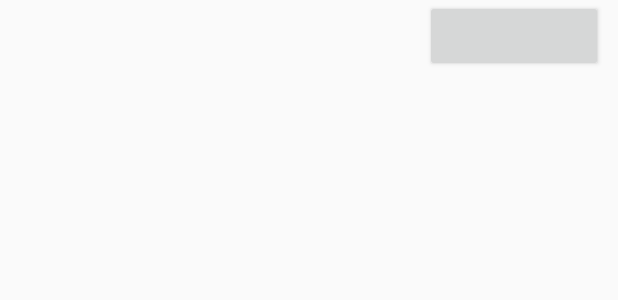
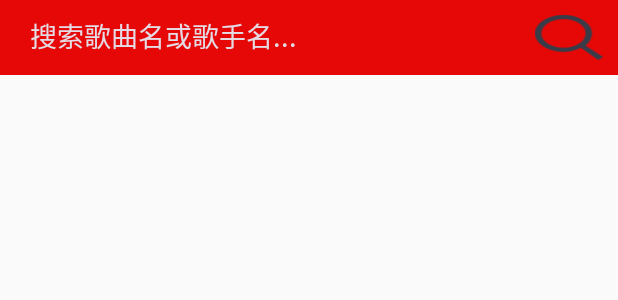
Before and after one commit to buxinqiufeng/MusicShare, an Android app: the layout main_online_music_fragment.xml on its own in the app's theme, with its tools: preview values and no code run, on a phone screen of 412 x 824 dp. Shown: the top 300 px of the screen. Run offline under Robolectric (Android 15) with nearby library versions, the light colour scheme and no system bars.

```diff
--- a/MediaShare/app/src/main/java/com/sheldon/mediashare/Common.java
+++ b/MediaShare/app/src/main/java/com/sheldon/mediashare/Common.java
@@ -15,6 +15,8 @@ import java.util.List;
 public class Common {
     public static final String ACTION_START_ALLINONE = "android.sheldon.mediashare.action.START_ALLINONE";
     public static final int MIN_MUSIC_SIZE = 1000*1000;//设置最小歌曲大小为1M.
+
+    public static final boolean MOCK_MODE = true;
 
     public static Intent generateIntentForService(Context context, String action) {
         Intent intent = new Intent();
--- a/MediaShare/app/src/main/res/layout/main_online_music_fragment.xml
+++ b/MediaShare/app/src/main/res/layout/main_online_music_fragment.xml
@@ -7,21 +7,37 @@
         <LinearLayout
             android:layout_width="match_parent"
             android:layout_height="wrap_content"
-            android:layout_marginLeft="10dp"
-            android:layout_marginRight="10dp">
-                <TextView
+            android:background="@color/colorRed">
+                <EditText
                     android:id="@+id/tv_online_search"
                     android:layout_width="wrap_content"
                     android:layout_height="wrap_content"
+                    android:hint="@string/online_search_box_hint"
+                    android:textColor="@color/colorWhite"
+                    android:textColorHint="@color/colorWhite"
+                    android:background="@null"
+                    android:layout_marginLeft="20dp"
+                    android:layout_marginRight="10dp"
+                    android:layout_marginTop="10dp"
                     android:layout_weight="9"/>
-                <Button
-                    android:id="@+id/bt_online_search"
+                <ImageView
+                    android:id="@+id/iv_online_search"
                     android:layout_width="wrap_content"
                     android:layout_height="wrap_content"
+                    android:src="@drawable/search"
+                    android:adjustViewBounds="true"
+                    android:scaleType="fitXY"
+                    android:maxHeight="30dp"
+                    android:maxWidth="30dp"
+                    android:layout_marginLeft="10dp"
+                    android:layout_marginRight="10dp"
+                    android:layout_marginTop="10dp"
+                    android:layout_marginBottom="10dp"
                     android:layout_weight="1"/>
         </LinearLayout>
         <ListView
             android:id="@+id/lv_online_topboard"
             android:layout_width="match_parent"
-            android:layout_height="wrap_content" />
+            android:layout_height="wrap_content"
+            android:divider="@null"/>
 </LinearLayout>
--- a/MediaShare/app/src/main/res/values/colors.xml
+++ b/MediaShare/app/src/main/res/values/colors.xml
@@ -6,4 +6,5 @@
     <color name="colorGray">#1e1d1e</color>
     <color name="colorWhite">#e4dbe4</color>
     <color name="colorLightgray">#494949</color>
+    <color name="colorRed">#e60707</color>
 </resources>
--- a/MediaShare/app/src/main/res/values/strings.xml
+++ b/MediaShare/app/src/main/res/values/strings.xml
@@ -11,5 +11,6 @@
     <string name="main_setting">设置</string>
 
     <string name="default_user_name">匿名用户</string>
+    <string name="online_search_box_hint">搜索歌曲名或歌手名...</string>
 
 </resources>
```
Also changed, not shown: MediaShare/app/src/main/java/com/sheldon/mediashare/AllInOneService.java (+11 -0 lines), MediaShare/app/src/main/java/com/sheldon/mediashare/OnlineMusicFragment.java (+95 -10 lines), MediaShare/app/src/main/java/com/sheldon/mediashare/music/OnlineMusicInfo.java (+5 -5 lines), MediaShare/app/src/main/java/com/sheldon/mediashare/music/OnlineMusicManager.java (added, +115 -0 lines), MediaShare/app/src/main/res/layout/music_top_board_list_item.xml (+27 -8 lines), MediaShare/app/src/main/aidl/com/sheldon/mediashare/IAllInOneService.aidl, MediaShare/app/src/main/aidl/com/sheldon/mediashare/music/IOnlineMusicChangedCallback.aidl (added), MediaShare/app/src/main/aidl/com/sheldon/mediashare/music/OnlineMusicInfo.aidl (added), MediaShare/app/src/main/res/drawable/search.png (added), 1 other file.
